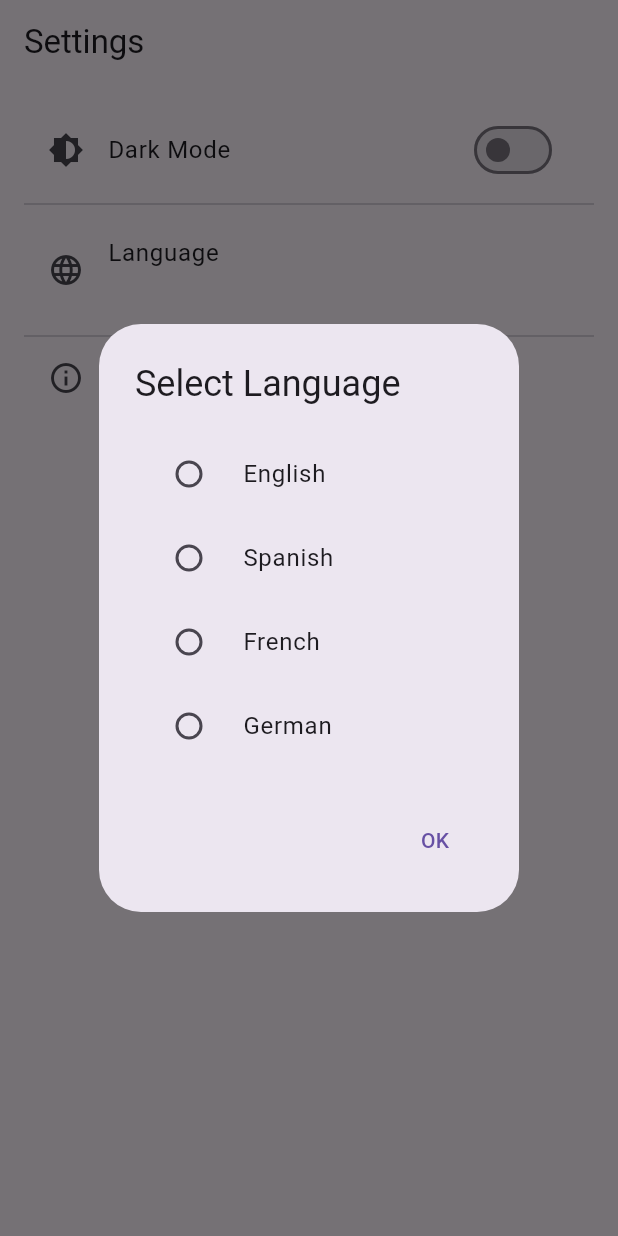
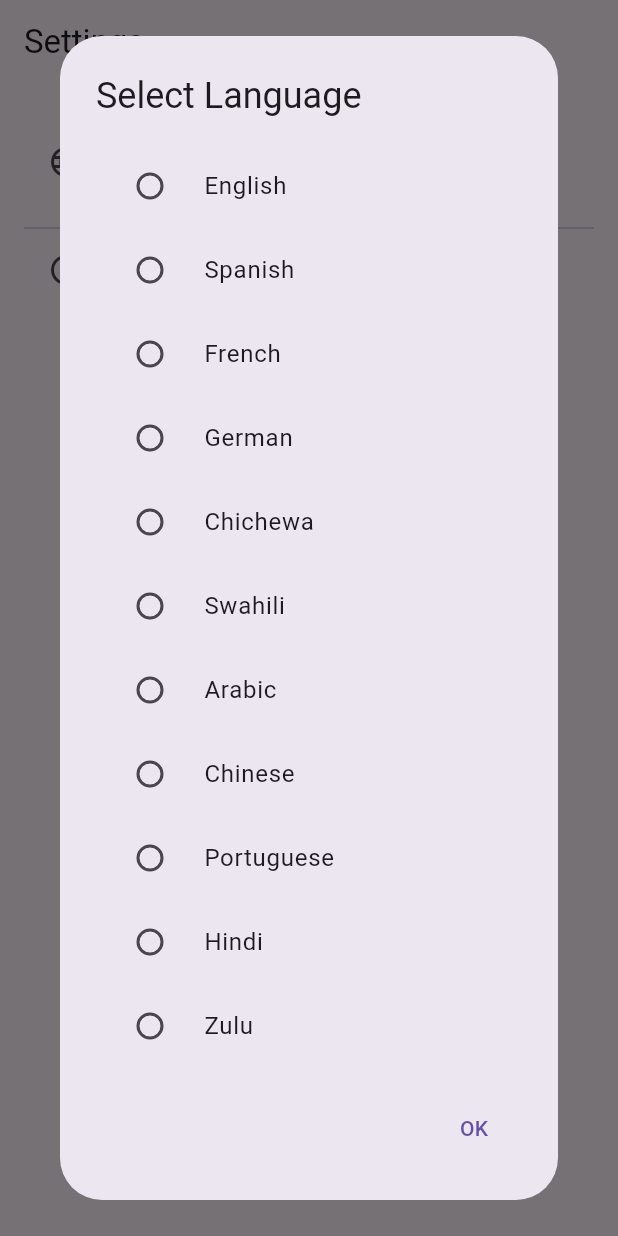
Before and after one commit to praise-khonje/Group-4_Currency-converter, a Flutter app: the SettingsPage screen opened directly with empty values, after a tap on "Language", on a phone screen of 412 x 824 dp. Run offline on Flutter 3.47's test engine with Material 3 defaults, Android fonts, the phone set to English and light mode, and no system bars.

Commit message:
removed theme to ensure app effinciecy

```diff
--- a/lib/screens/settings.dart
+++ b/lib/screens/settings.dart
@@ -12,14 +12,7 @@ class MyApp extends StatefulWidget {
 }
 
 class _MyAppState extends State<MyApp> {
-  bool _isDarkMode = false;
   String _language = 'English';
-
-  void _toggleTheme(bool isDark) {
-    setState(() {
-      _isDarkMode = isDark;
-    });
-  }
 
   void _changeLanguage(String newLang) {
     setState(() {
@@ -32,11 +25,9 @@ class _MyAppState extends State<MyApp> {
     return MaterialApp(
       title: 'Settings Page Demo',
       debugShowCheckedModeBanner: false,
-      theme: _isDarkMode ? ThemeData.dark() : ThemeData.light(),
+      theme: ThemeData.light(), // Only light theme used
       home: SettingsPage(
-        isDarkMode: _isDarkMode,
         currentLanguage: _language,
-        onThemeChanged: _toggleTheme,
         onLanguageChanged: _changeLanguage,
       ),
     );
@@ -44,22 +35,33 @@ class _MyAppState extends State<MyApp> {
 }
 
 class SettingsPage extends StatelessWidget {
-  final bool isDarkMode;
   final String currentLanguage;
-  final Function(bool) onThemeChanged;
   final Function(String) onLanguageChanged;
 
   const SettingsPage({
     super.key,
-    required this.isDarkMode,
     required this.currentLanguage,
-    required this.onThemeChanged,
     required this.onLanguageChanged,
   });
 
   @override
   Widget build(BuildContext context) {
-    final List<String> languages = ['English', 'Spanish', 'French', 'German'];
+    final List<String> languages = [
+      'English',
+      'Spanish',
+      'French',
+      'German',
+      'Chichewa',
+      'Swahili',
+      'Arabic',
+      'Chinese',
+      'Portuguese',
+      'Hindi',
+      'Zulu',
+      'Afrikaans',
+      'Italian',
+      'Japanese',
+    ];
 
     return Scaffold(
       appBar: AppBar(
@@ -68,13 +70,6 @@ class SettingsPage extends StatelessWidget {
       body: ListView(
         padding: const EdgeInsets.all(16),
         children: [
-          SwitchListTile(
-            title: const Text('Dark Mode'),
-            value: isDarkMode,
-            onChanged: onThemeChanged,
-            secondary: const Icon(Icons.brightness_6),
-          ),
-          const Divider(),
           ListTile(
             leading: const Icon(Icons.language),
             title: const Text('Language'),
@@ -101,8 +96,10 @@ class SettingsPage extends StatelessWidget {
         return AlertDialog(
           title: const Text('Select Language'),
           content: StatefulBuilder(
-            builder: (context, setState) => Column(
-              mainAxisSize: MainAxisSize.min,
+            builder: (context, setState) => SizedBox(
+              width: double.maxFinite,
+              child: ListView(
+                shrinkWrap: true,
                 children: languages.map((lang) {
                   return RadioListTile(
                     title: Text(lang),
@@ -115,6 +112,7 @@ class SettingsPage extends StatelessWidget {
                     },
                   );
                 }).toList(),
+              ),
             ),
           ),
           actions: [
```
Lines whose indentation alone changed are shown as unchanged.
